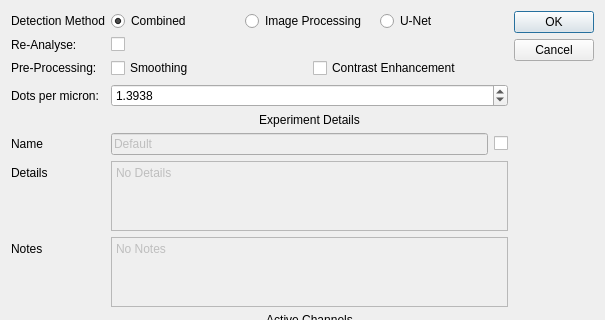
Qt form gui/definitions/ui/analysis_settings_dialog.ui (SilMon/NucDetect) before a commit; both pictures show x 0 to 605 and y 0 to 320 of the 605 by 478 pixel window.
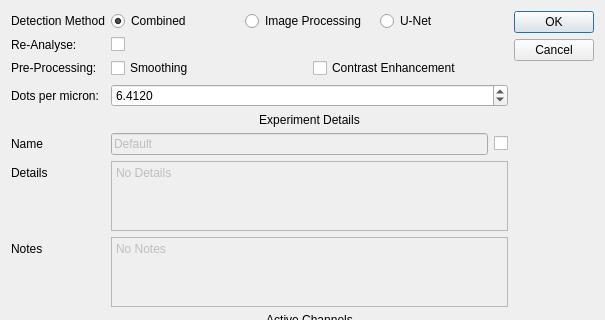
The same form after that commit.

Patch:
```diff
--- a/gui/definitions/ui/analysis_settings_dialog.ui
+++ b/gui/definitions/ui/analysis_settings_dialog.ui
@@ -126,8 +126,11 @@
        <property name="decimals">
         <number>4</number>
        </property>
+       <property name="maximum">
+        <double>100.000000000000000</double>
+       </property>
        <property name="value">
-        <double>1.393800000000000</double>
+        <double>6.412000000000000</double>
        </property>
       </widget>
      </item>
```
Left out of the diff: 5 changed lines with no effect on the pictures.
